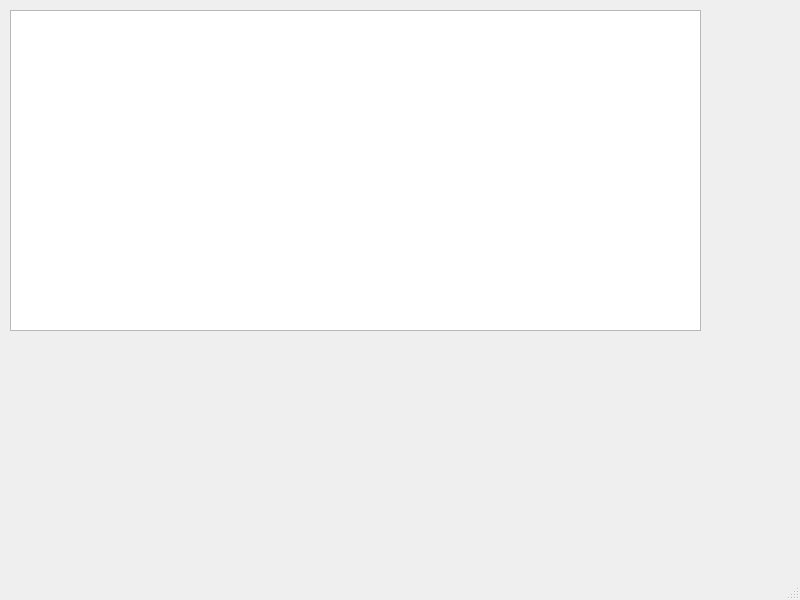
First picture: the form in pinkVSgray/mainwindow.ui, repository malditoshumanos/trabajoFinalINF2, before the edit.
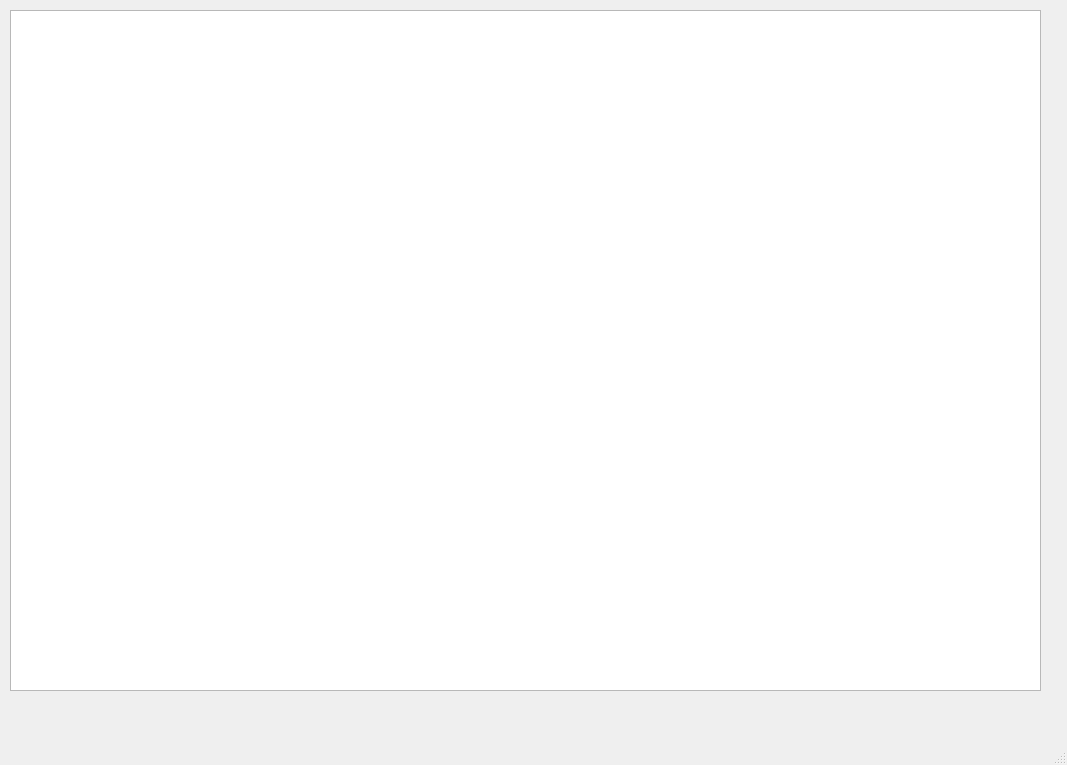
Second picture: the form after the edit.

```diff
--- a/pinkVSgray/mainwindow.ui
+++ b/pinkVSgray/mainwindow.ui
@@ -6,8 +6,8 @@
    <rect>
     <x>0</x>
     <y>0</y>
-    <width>800</width>
-    <height>600</height>
+    <width>1067</width>
+    <height>765</height>
    </rect>
   </property>
   <property name="windowTitle">
@@ -19,8 +19,8 @@
      <rect>
       <x>10</x>
       <y>10</y>
-      <width>691</width>
-      <height>321</height>
+      <width>1031</width>
+      <height>681</height>
      </rect>
     </property>
    </widget>
```
Left out of the diff: 2 changed lines with no effect on the pictures.
